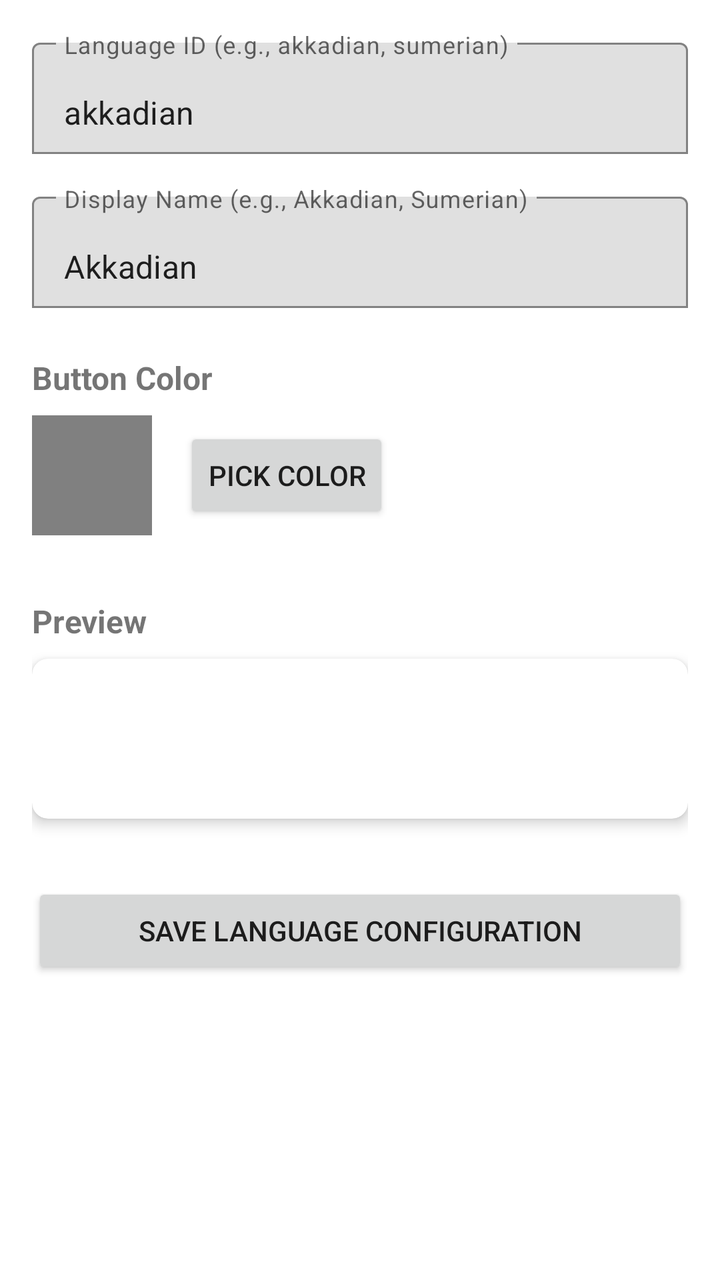
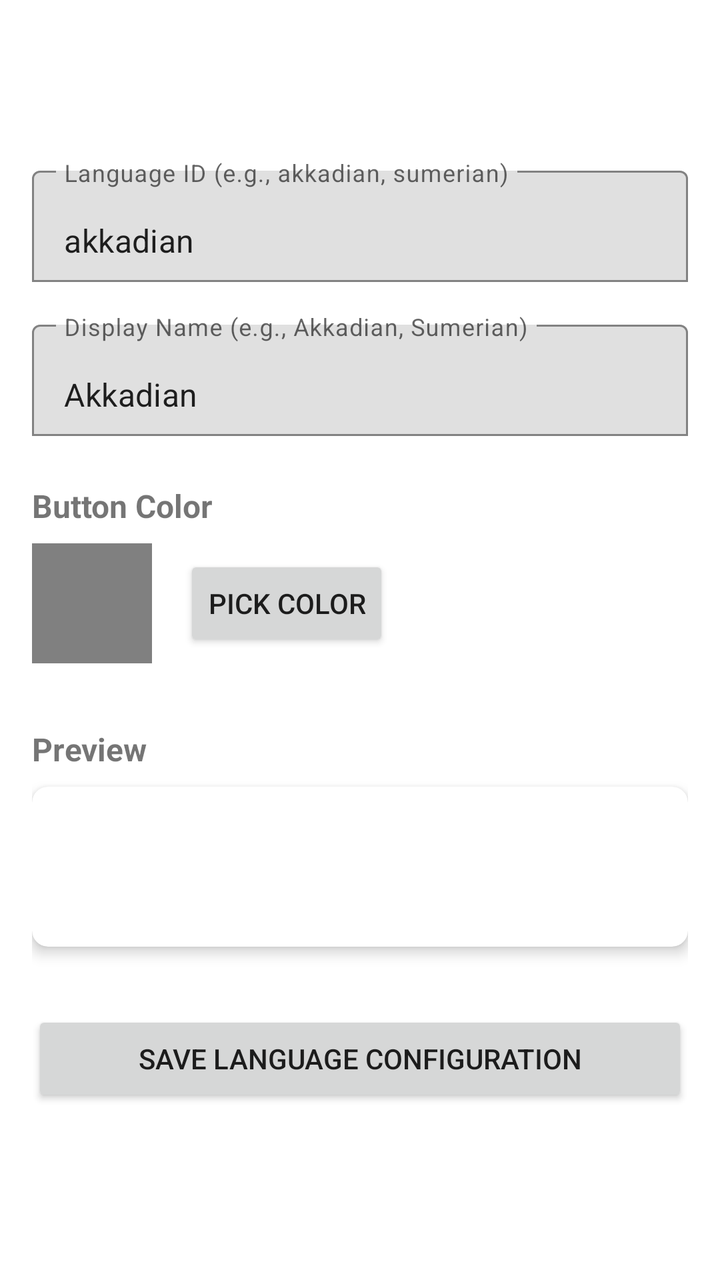

Two renders of the same Android screen: before a commit and after it. Below are the layout's source before the change and the commit's diff.
<!-- AndroidManifest.xml: application theme Theme.ClassicsViewer -->
<!-- res/layout/activity_manage_languages.xml -->
<?xml version="1.0" encoding="utf-8"?>
<LinearLayout xmlns:android="http://schemas.android.com/apk/res/android"
    xmlns:app="http://schemas.android.com/apk/res-auto"
    android:layout_width="match_parent"
    android:layout_height="match_parent"
    android:orientation="vertical"
    android:padding="16dp">

    <com.google.android.material.textfield.TextInputLayout
        android:id="@+id/languageIdInputLayout"
        android:layout_width="match_parent"
        android:layout_height="wrap_content"
        android:layout_marginBottom="16dp"
        android:hint="Language ID (e.g., akkadian, sumerian)"
        app:boxBackgroundMode="outline">

        <com.google.android.material.textfield.TextInputEditText
            android:id="@+id/languageIdInput"
            android:layout_width="match_parent"
            android:layout_height="wrap_content"
            android:inputType="text"
            android:text="akkadian" />
    </com.google.android.material.textfield.TextInputLayout>

    <com.google.android.material.textfield.TextInputLayout
        android:id="@+id/languageNameInputLayout"
        android:layout_width="match_parent"
        android:layout_height="wrap_content"
        android:layout_marginBottom="16dp"
        android:hint="Display Name (e.g., Akkadian, Sumerian)"
        app:boxBackgroundMode="outline">

        <com.google.android.material.textfield.TextInputEditText
            android:id="@+id/languageNameInput"
            android:layout_width="match_parent"
            android:layout_height="wrap_content"
            android:inputType="text"
            android:text="Akkadian" />
    </com.google.android.material.textfield.TextInputLayout>

    <TextView
        android:layout_width="wrap_content"
        android:layout_height="wrap_content"
        android:text="Button Color"
        android:textSize="16sp"
        android:textStyle="bold"
        android:layout_marginTop="8dp"
        android:layout_marginBottom="8dp" />

    <LinearLayout
        android:layout_width="match_parent"
        android:layout_height="wrap_content"
        android:orientation="horizontal"
        android:gravity="center_vertical"
        android:layout_marginBottom="16dp">

        <View
            android:id="@+id/colorPreview"
            android:layout_width="60dp"
            android:layout_height="60dp"
            android:background="#808080"
            android:layout_marginEnd="16dp" />

        <Button
            android:id="@+id/pickColorButton"
            android:layout_width="wrap_content"
            android:layout_height="wrap_content"
            android:text="Pick Color" />

    </LinearLayout>

    <TextView
        android:id="@+id/previewLabel"
        android:layout_width="wrap_content"
        android:layout_height="wrap_content"
        android:text="Preview"
        android:textSize="16sp"
        android:textStyle="bold"
        android:layout_marginTop="16dp"
        android:layout_marginBottom="8dp" />

    <com.google.android.material.card.MaterialCardView
        android:id="@+id/languagePreviewCard"
        android:layout_width="match_parent"
        android:layout_height="80dp"
        android:layout_marginBottom="16dp"
        app:cardCornerRadius="8dp"
        app:cardElevation="4dp">

        <TextView
            android:id="@+id/languagePreviewText"
            android:layout_width="match_parent"
            android:layout_height="match_parent"
            android:gravity="center"
            android:text="Akkadian"
            android:textSize="24sp"
            android:textStyle="bold"
            android:textColor="@android:color/white" />

    </com.google.android.material.card.MaterialCardView>

    <Button
        android:id="@+id/saveButton"
        android:layout_width="match_parent"
        android:layout_height="wrap_content"
        android:text="Save Language Configuration"
        android:layout_marginTop="16dp" />

    <androidx.recyclerview.widget.RecyclerView
        android:id="@+id/customLanguagesRecyclerView"
        android:layout_width="match_parent"
        android:layout_height="0dp"
        android:layout_weight="1"
        android:layout_marginTop="24dp" />

</LinearLayout>
<!-- resources referenced by this layout -->
<resources>
  <style name="Theme.ClassicsViewer" parent="Theme.MaterialComponents.DayNight.DarkActionBar">
          <item name="colorPrimary">@color/purple_500</item>
          <item name="colorPrimaryVariant">@color/purple_700</item>
          <item name="colorOnPrimary">@color/white</item>
          <item name="colorSecondary">@color/teal_200</item>
          <item name="colorSecondaryVariant">@color/teal_700</item>
          <item name="colorOnSecondary">@color/black</item>
          <item name="android:statusBarColor">?attr/colorPrimaryVariant</item>
          <item name="materialAlertDialogTheme">@style/CustomAlertDialog</item>
      </style>
  <color name="purple_500">#FF6200EE</color>
  <color name="purple_700">#FF3700B3</color>
  <color name="white">#FFFFFFFF</color>
  <color name="teal_200">#FF03DAC5</color>
  <color name="teal_700">#FF018786</color>
  <color name="black">#FF000000</color>
  <style name="CustomAlertDialog" parent="ThemeOverlay.MaterialComponents.MaterialAlertDialog">
          <item name="buttonBarPositiveButtonStyle">@style/PositiveButtonStyle</item>
          <item name="buttonBarNegativeButtonStyle">@style/NegativeButtonStyle</item>
      </style>
  <style name="PositiveButtonStyle" parent="Widget.MaterialComponents.Button.TextButton.Dialog">
          <item name="android:textColor">#FFFFFF</item>
      </style>
  <style name="NegativeButtonStyle" parent="Widget.MaterialComponents.Button.TextButton.Dialog">
          <item name="android:textColor">#FFFFFF</item>
      </style>
</resources>

<!-- the commit's change to res/layout/activity_manage_languages.xml (unified diff, before → after) -->
@@ -4,7 +4,10 @@
     android:layout_width="match_parent"
     android:layout_height="match_parent"
     android:orientation="vertical"
-    android:padding="16dp">
+    android:paddingTop="80dp"
+    android:paddingBottom="16dp"
+    android:paddingLeft="16dp"
+    android:paddingRight="16dp">
 
     <com.google.android.material.textfield.TextInputLayout
         android:id="@+id/languageIdInputLayout"
